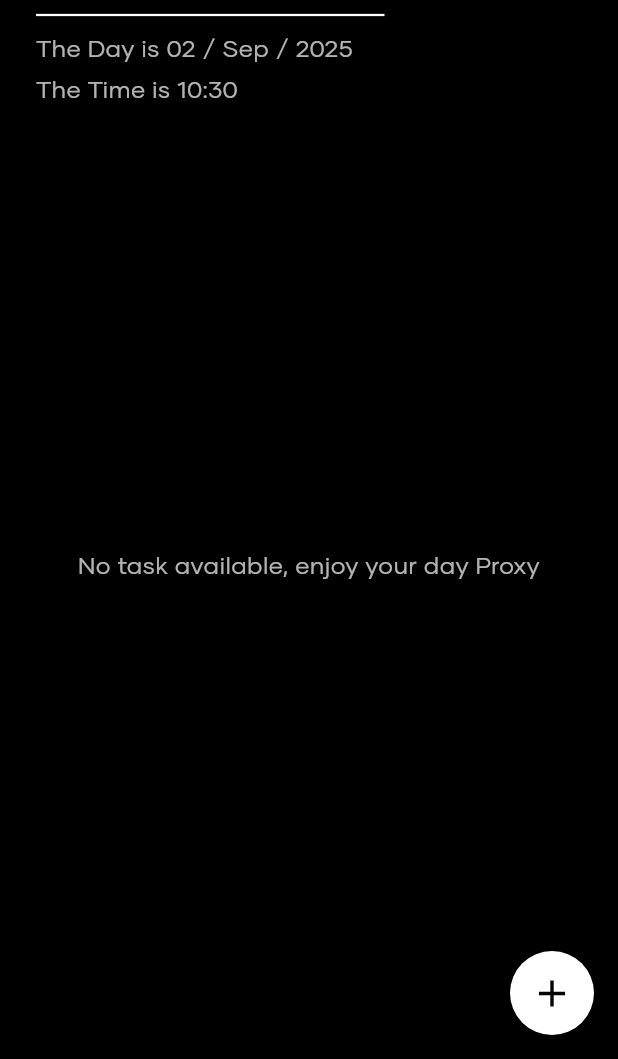
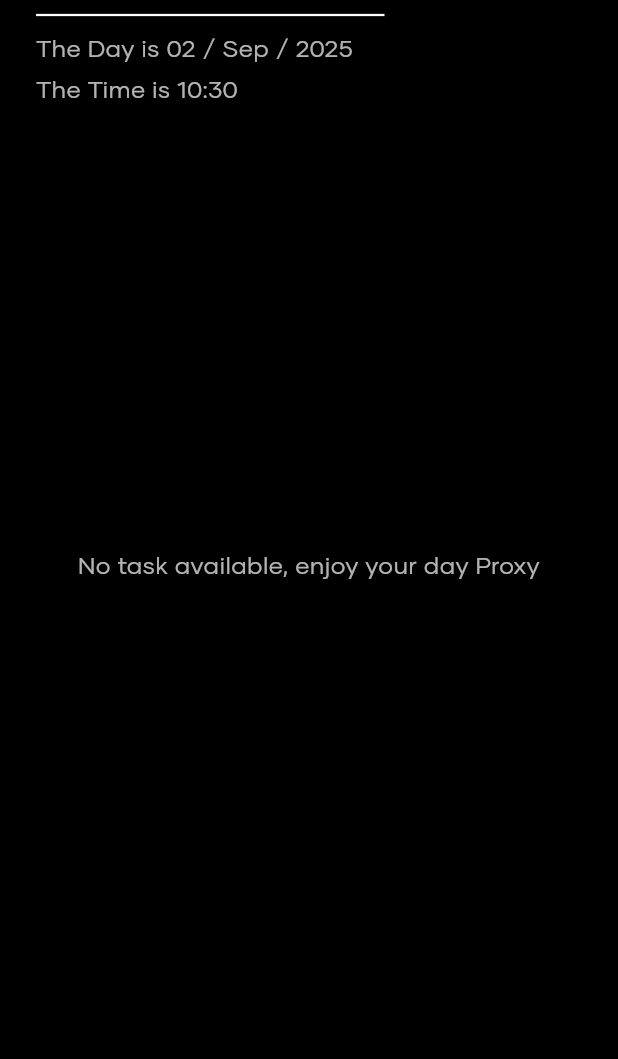
Before and after one commit to LoggingNewMemory/InterKnot, a Flutter app: the screen it shows after launch, on a phone screen of 412 x 824 dp, the part 177-1236 px from its top. Run offline on Flutter 3.47's test engine with Material 3 defaults, Android fonts, the phone set to English and light mode, and no system bars; our stand-ins replace font_awesome_flutter, image_cropper, image_picker, shared_preferences; missing offline and left inert: flutter_inappwebview.

Commit message:
Add task button only show when sidebar show

```diff
--- a/interknot/lib/main.dart
+++ b/interknot/lib/main.dart
@@ -80,7 +80,7 @@ class _HomePageState extends State<HomePage>
   WebClientArgs? _activeWebClient;
   InAppWebViewController? _webViewController;
 
-  // --- NEW: State for sidebar position ---
+  // --- State for sidebar position ---
   bool _isSidebarOnLeft = true;
 
   @override
@@ -198,29 +198,23 @@ class _HomePageState extends State<HomePage>
   Widget build(BuildContext context) {
     return Scaffold(
       body: GestureDetector(
-        // --- UPDATED: Bidirectional gesture logic ---
         onHorizontalDragUpdate: (details) {
-          // If sidebar is closed, determine direction from the first drag delta
           if (_animationController.status == AnimationStatus.dismissed) {
-            // A tiny deadzone to prevent accidental triggers
             if ((details.primaryDelta ?? 0).abs() > 1.0) {
               setState(() {
                 _isSidebarOnLeft = (details.primaryDelta ?? 0) > 0;
               });
             }
           }
-          // Update animation value based on the determined direction
           if (_isSidebarOnLeft) {
             _animationController.value +=
                 (details.primaryDelta ?? 0) / _sidebarWidth;
           } else {
-            // Invert delta for right-to-left swipe to move controller from 0 to 1
             _animationController.value -=
                 (details.primaryDelta ?? 0) / _sidebarWidth;
           }
         },
         onHorizontalDragEnd: (details) {
-          // Snap open or closed based on how far it was dragged
           if (_animationController.status != AnimationStatus.dismissed &&
               _animationController.status != AnimationStatus.completed) {
             if (_animationController.value < 0.5) {
@@ -230,10 +224,8 @@ class _HomePageState extends State<HomePage>
             }
           }
         },
-        // --------------------------------------------------------
         child: Stack(
           children: [
-            // --- UPDATED: Dynamic sidebar placement ---
             Align(
               alignment: _isSidebarOnLeft
                   ? Alignment.centerLeft
@@ -254,7 +246,6 @@ class _HomePageState extends State<HomePage>
                 ],
               ),
             ),
-            // --- UPDATED: Dynamic animation transform ---
             AnimatedBuilder(
               animation: _animationController,
               builder: (context, child) {
@@ -262,7 +253,7 @@ class _HomePageState extends State<HomePage>
                 final angle = _animationController.value * math.pi / 12;
 
                 final transform = Matrix4.identity()
-                  ..setEntry(3, 2, 0.001) // 3D perspective
+                  ..setEntry(3, 2, 0.001)
                   ..translate(_isSidebarOnLeft ? slideAmount : -slideAmount)
                   ..rotateY(_isSidebarOnLeft ? -angle : angle);
 
@@ -280,7 +271,7 @@ class _HomePageState extends State<HomePage>
                 child: Scaffold(
                   backgroundColor: Colors.black,
                   appBar: _activeWebClient == null
-                      ? null // No AppBar on the dashboard
+                      ? null
                       : AppBar(
                           title: Text(_activeWebClient!.title),
                           backgroundColor: Colors.black,
@@ -304,7 +295,6 @@ class _HomePageState extends State<HomePage>
                           onDelete: _deleteTask,
                         )
                       : WebClientView(
-                          // Use a ValueKey to ensure the widget state is reset when the URL changes
                           key: ValueKey(_activeWebClient!.url),
                           url: _activeWebClient!.url,
                           onWebViewCreated: (controller) {
@@ -317,9 +307,22 @@ class _HomePageState extends State<HomePage>
           ],
         ),
       ),
-      floatingActionButton: FloatingActionButton(
-        onPressed: _navigateToTasker,
-        child: const Icon(Icons.add, size: 30),
+      floatingActionButton: AnimatedBuilder(
+        animation: _animationController,
+        builder: (context, child) {
+          return Transform.scale(
+            scale: _animationController.value,
+            child: child,
+          );
+        },
+        child: FloatingActionButton(
+          onPressed: () {
+            if (_animationController.isCompleted) {
+              _navigateToTasker();
+            }
+          },
+          child: const Icon(Icons.add, size: 30),
+        ),
       ),
     );
   }
```
